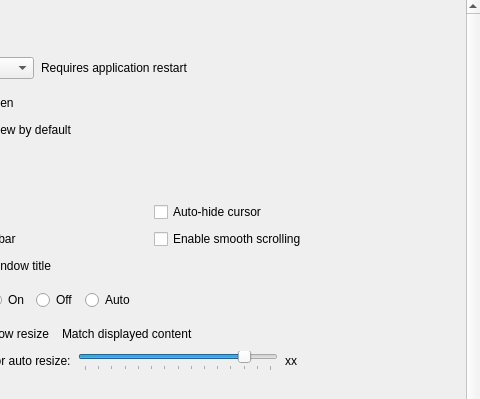
First picture: the form in qimgv/gui/dialogs/settingsdialog.ui, repository hadoooooouken/qimgv-plus, before the edit; both pictures show x 303 to 783 and y 0 to 399 of the 783 by 741 pixel window.
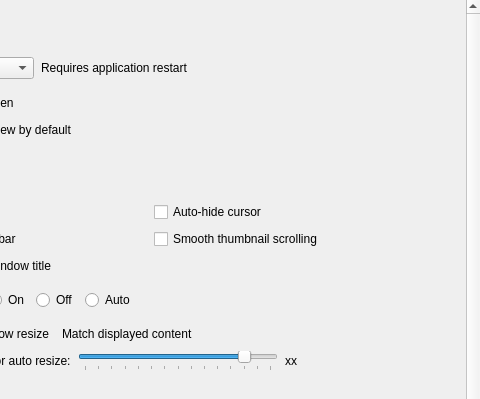
Second picture: the form after the edit. Custom widgets are drawn as their Qt base class.

Patch:
```diff
--- a/qimgv/gui/dialogs/settingsdialog.ui
+++ b/qimgv/gui/dialogs/settingsdialog.ui
@@ -633,7 +633,7 @@
                          <string>Turn this off if you are using a touchpad with libinput driver.</string>
                         </property>
                         <property name="text">
-                         <string>Enable smooth scrolling</string>
+                         <string>Smooth thumbnail scrolling</string>
                         </property>
                        </widget>
                       </item>
```
